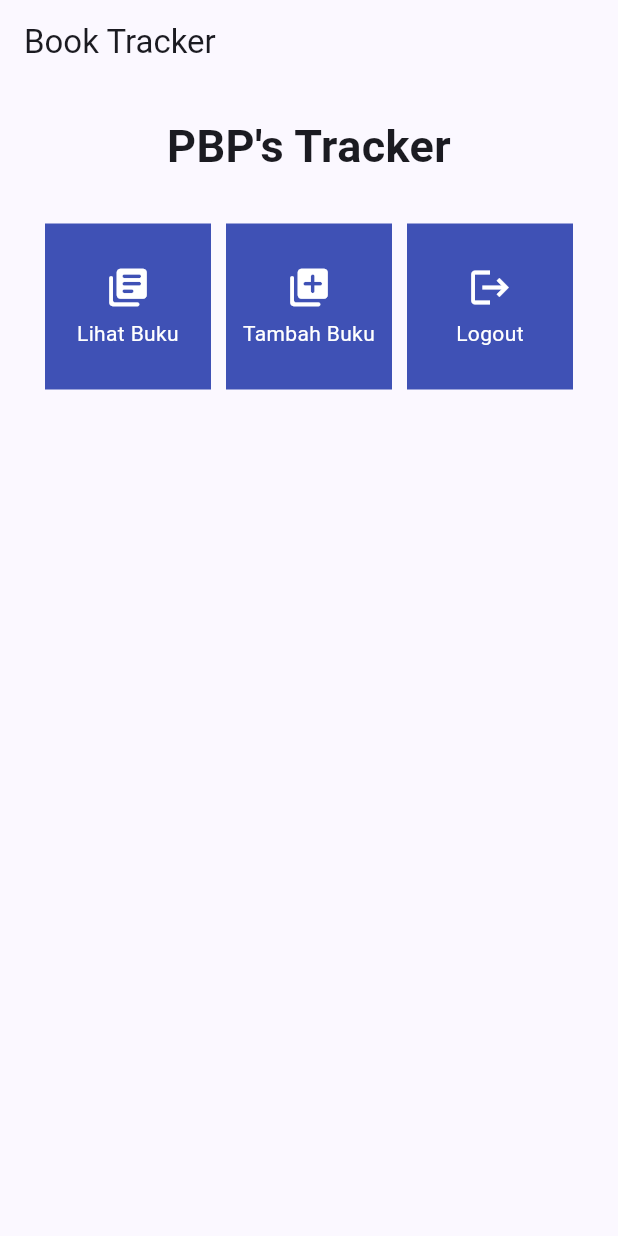
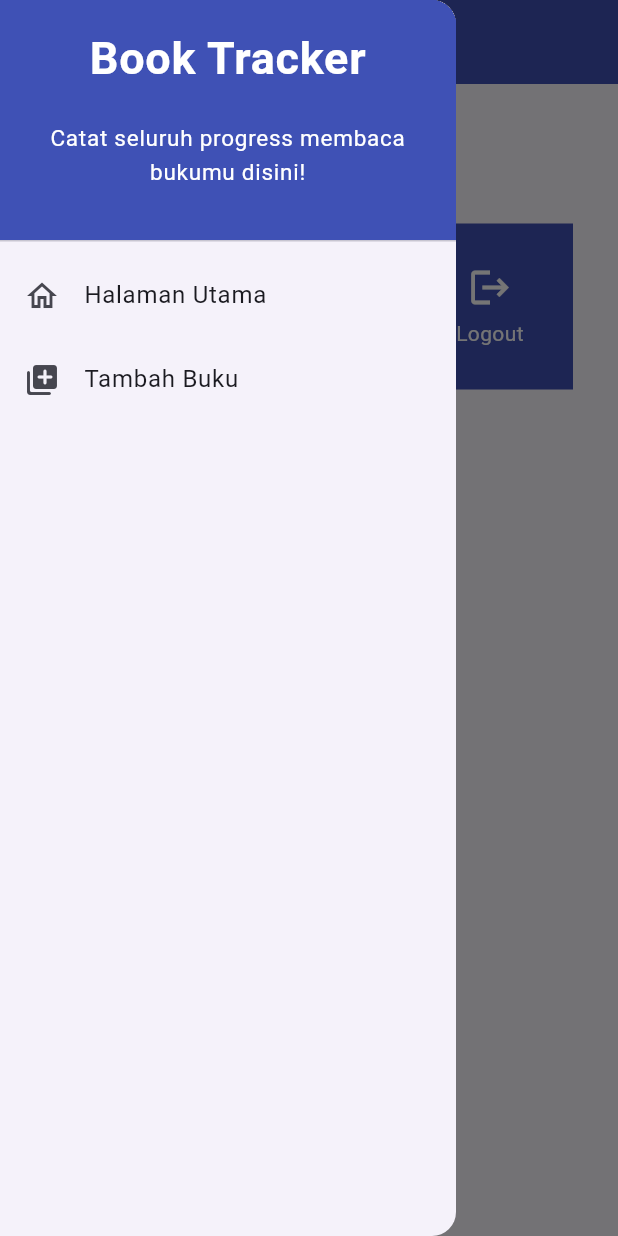
Before and after one commit to kanialmyra/book-tracker-mobile, a Flutter app: the screen it shows after launch, with the side drawer open (before the commit the screen has no drawer), on a phone screen of 412 x 824 dp. Run offline on Flutter 3.47's test engine with Material 3 defaults, Android fonts, the phone set to English and light mode, and no system bars.

Commit message:
tutorial 7 selesai

```diff
--- a/lib/main.dart
+++ b/lib/main.dart
@@ -1,5 +1,5 @@
 import 'package:flutter/material.dart';
-import 'package:book_tracker/menu.dart';
+import 'package:book_tracker/screens/menu.dart';
 
 void main() {
   runApp(const MyApp());
--- a/lib/menu.dart
+++ b/lib/screens/menu.dart
@@ -1,4 +1,6 @@
 import 'package:flutter/material.dart';
+import 'package:book_tracker/widgets/left_drawer.dart';
+import 'package:book_tracker/widgets/tracker_card.dart';
 
 class MyHomePage extends StatelessWidget {
   MyHomePage({super.key});
@@ -16,7 +18,11 @@ class MyHomePage extends StatelessWidget {
             title: const Text(
                 'Book Tracker',
             ),
+            backgroundColor: Colors.indigo,
+            foregroundColor: Colors.white,
             ),
+            // Masukkan drawer sebagai parameter nilai drawer dari widget Scaffold
+            drawer: const LeftDrawer(),
             body: SingleChildScrollView(
             // Widget wrapper yang dapat discroll
             child: Padding(
@@ -57,55 +63,3 @@ class MyHomePage extends StatelessWidget {
         );
   }
 }
-
-class TrackerItem {
-    final String name;
-    final IconData icon;
-
-    TrackerItem(this.name, this.icon);
-}
-
-class TrackerCard extends StatelessWidget {
-    final TrackerItem item;
-
-    const TrackerCard(this.item, {super.key}); // Constructor
-
-    @override
-    Widget build(BuildContext context) {
-    return Material(
-        color: Colors.indigo,
-        child: InkWell(
-        // Area responsive terhadap sentuhan
-        onTap: () {
-            // Memunculkan SnackBar ketika diklik
-            ScaffoldMessenger.of(context)
-            ..hideCurrentSnackBar()
-            ..showSnackBar(SnackBar(
-                content: Text("Kamu telah menekan tombol ${item.name}!")));
-        },
-        child: Container(
-            // Container untuk menyimpan Icon dan Text
-            padding: const EdgeInsets.all(8),
-            child: Center(
-            child: Column(
-                mainAxisAlignment: MainAxisAlignment.center,
-                children: [
-                Icon(
-                    item.icon,
-                    color: Colors.white,
-                    size: 30.0,
-                ),
-                const Padding(padding: EdgeInsets.all(3)),
-                Text(
-                    item.name,
-                    textAlign: TextAlign.center,
-                    style: const TextStyle(color: Colors.white),
-                ),
-                ],
-            ),
-            ),
-        ),
-        ),
-    );
-    }
-}
--- /dev/null
+++ b/lib/widgets/left_drawer.dart
@@ -0,0 +1,71 @@
+import 'package:flutter/material.dart';
+import 'package:book_tracker/screens/menu.dart';
+import 'package:book_tracker/screens/trackerlist_form.dart';
+
+class LeftDrawer extends StatelessWidget {
+    const LeftDrawer({super.key});
+
+    @override
+        Widget build(BuildContext context) {
+        return Drawer(
+            child: ListView(
+                children: [
+                    const DrawerHeader(
+                      decoration: BoxDecoration(
+                          color: Colors.indigo,
+                      ),
+                      child: Column(
+                          children: [
+                              Text(
+                                  'Book Tracker',
+                                  textAlign: TextAlign.center,
+                                  style: TextStyle(
+                                      fontSize: 30,
+                                      fontWeight: FontWeight.bold,
+                                      color: Colors.white,
+                                  ),
+                              ),
+                              Padding(padding: EdgeInsets.all(10)),
+                              Text(
+                                "Catat seluruh progress membaca bukumu disini!",
+                                textAlign: TextAlign.center,
+                                style: TextStyle(
+                                  fontSize: 15,
+                                  fontWeight: FontWeight.normal,
+                                  color: Colors.white
+                                )
+                              ),
+                          ],
+                    ),
+                    ),
+
+                    ListTile(
+                        leading: const Icon(Icons.home_outlined),
+                        title: const Text('Halaman Utama'),
+                        // Bagian redirection ke MyHomePage
+                        onTap: () {
+                        Navigator.pushReplacement(
+                            context,
+                            MaterialPageRoute(
+                                builder: (context) => MyHomePage(),
+                            ));
+                        },
+                    ),
+                    ListTile(
+                        leading: const Icon(Icons.library_add_rounded),
+                        title: const Text('Tambah Buku'),
+                        // Bagian redirection ke TrackerFormPage
+                        onTap: () {
+                        Navigator.pushReplacement(
+                          context,
+                          MaterialPageRoute(
+                            builder: (context) => TrackerFormPage(),
+                            ));
+                        },
+                    ),
+
+                ],
+            ),
+        );
+    }
+}
--- /dev/null
+++ b/lib/widgets/tracker_card.dart
@@ -0,0 +1,62 @@
+import 'package:flutter/material.dart';
+import 'package:book_tracker/screens/trackerlist_form.dart';
+
+class TrackerItem {
+    final String name;
+    final IconData icon;
+
+    TrackerItem(this.name, this.icon);
+}
+
+class TrackerCard extends StatelessWidget {
+    final TrackerItem item;
+
+    const TrackerCard(this.item, {super.key}); // Constructor
+
+    @override
+    Widget build(BuildContext context) {
+    return Material(
+        color: Colors.indigo,
+        child: InkWell(
+        // Area responsive terhadap sentuhan
+        onTap: () {
+            // Memunculkan SnackBar ketika diklik
+            ScaffoldMessenger.of(context)
+            ..hideCurrentSnackBar()
+            ..showSnackBar(SnackBar(
+                content: Text("Kamu telah menekan tombol ${item.name}!")));
+
+            if (item.name == "Tambah Buku") {
+              Navigator.push(
+                context,
+                MaterialPageRoute(
+                  builder: (context) => TrackerFormPage()
+                  ));
+            }
+        },
+        child: Container(
+            // Container untuk menyimpan Icon dan Text
+            padding: const EdgeInsets.all(8),
+            child: Center(
+            child: Column(
+                mainAxisAlignment: MainAxisAlignment.center,
+                children: [
+                Icon(
+                    item.icon,
+                    color: Colors.white,
+                    size: 30.0,
+                ),
+                const Padding(padding: EdgeInsets.all(3)),
+                Text(
+                    item.name,
+                    textAlign: TextAlign.center,
+                    style: const TextStyle(color: Colors.white),
+                ),
+                ],
+            ),
+            ),
+        ),
+        ),
+    );
+    }
+}
```
Also changed, not shown: lib/screens/trackerlist_form.dart (added, +163 -0 lines).
